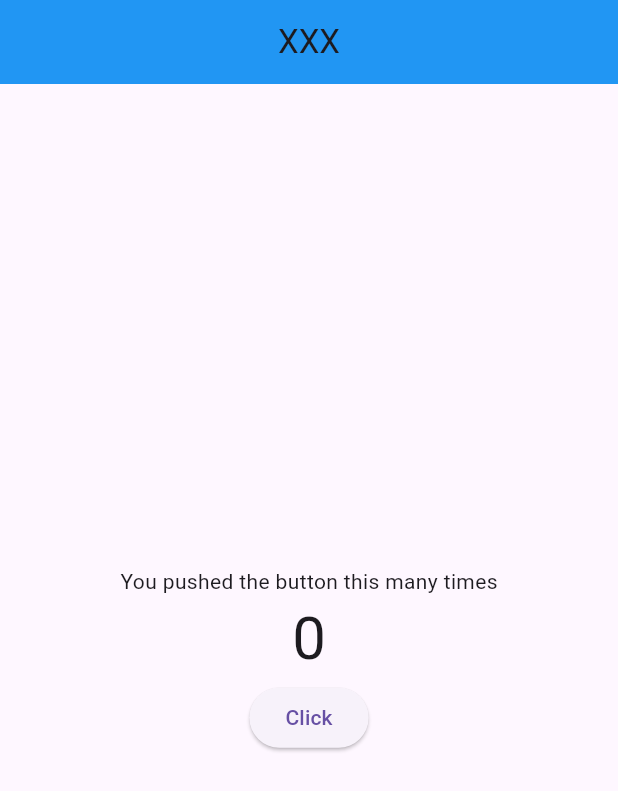
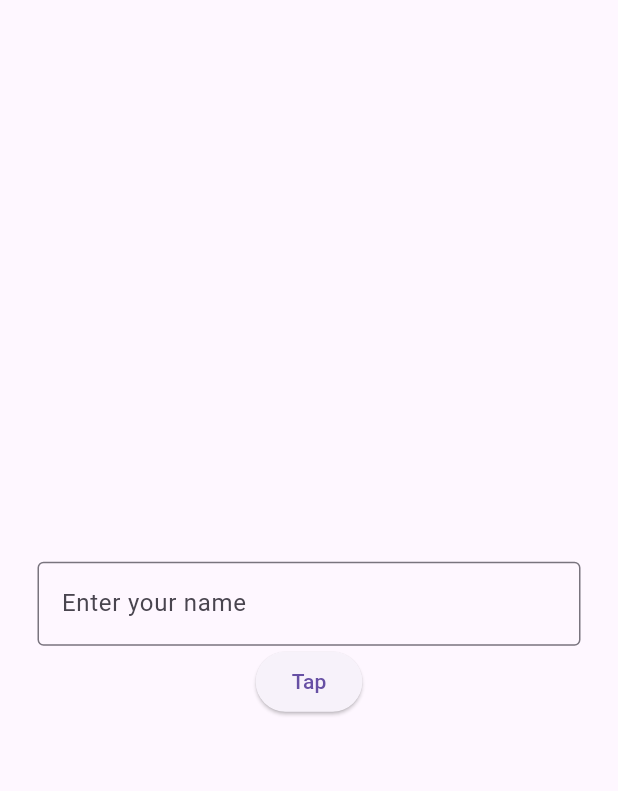
Before and after one commit to kkong3456/mitch_koko, a Flutter app: the screen it shows after launch, on a phone screen of 412 x 824 dp. Shown: the top 791 px of the screen. Run offline on Flutter 3.47's test engine with Material 3 defaults, Android fonts, the phone set to English and light mode, and no system bars.

Commit message:
Todo app 전
1:12:54

```diff
--- a/lib/main.dart
+++ b/lib/main.dart
@@ -1,7 +1,7 @@
 import 'package:flutter/material.dart';
-import 'package:mitch_koko/pages/counter_page.dart';
+import 'package:mitch_koko/pages/todo_page.dart';
 
-void main(){
+void main() {
   runApp(const MyApp());
 }
 
@@ -12,7 +12,7 @@ class MyApp extends StatelessWidget {
   Widget build(BuildContext context) {
     return MaterialApp(
       debugShowCheckedModeBanner: false,
-      home:CounterPage(),
+      home: TodoPage(),
     );
   }
 }
--- a/lib/pages/counter_page.dart
+++ /dev/null
@@ -1,40 +0,0 @@
-import 'package:flutter/material.dart';
-
-class CounterPage extends StatefulWidget {
-  const CounterPage({super.key});
-
-  @override
-  State<CounterPage> createState() => _CounterPageState();
-}
-
-class _CounterPageState extends State<CounterPage> {
-  int _counter=0;
-  void _incrementCounter(){
-    setState((){
-      _counter++;
-    });
-  }
-  @override
-  Widget build(BuildContext context) {
-    return Scaffold(
-      appBar:AppBar(
-        title:const Text('XXX'),
-        backgroundColor: Colors.blue,
-        centerTitle:true,
-      ),
-      body:Center(
-        child: Column(
-          mainAxisAlignment:MainAxisAlignment.center,
-          children: [
-            Text('You pushed the button this many times'),
-            Text(_counter.toString(),style:const TextStyle(fontSize:40,)),
-            ElevatedButton(
-              onPressed:_incrementCounter,
-              child:const Text('Click')
-            )
-          ],
-        ),
-      )
-    );
-  }
-}
--- /dev/null
+++ b/lib/pages/todo_page.dart
@@ -0,0 +1,52 @@
+import 'package:flutter/material.dart';
+
+class TodoPage extends StatefulWidget {
+  TodoPage({super.key});
+
+  @override
+  State<TodoPage> createState() => _TodoPageState();
+}
+
+class _TodoPageState extends State<TodoPage> {
+  TextEditingController _controller = TextEditingController();
+
+  String greetingMessage = '';
+
+  void greetUser() {
+    String userName = _controller.text;
+    setState(() {
+      greetingMessage = 'Hello, ${userName}';
+    });
+  }
+
+  @override
+  Widget build(BuildContext context) {
+    return Scaffold(
+      body: Center(
+        child: Padding(
+          padding: const EdgeInsets.all(25.0),
+          child: Column(
+            mainAxisAlignment: MainAxisAlignment.center,
+            children: [
+              Text(
+                greetingMessage ?? 'Hello, World!',
+                style: const TextStyle(color: Colors.red, fontSize: 20.0),
+              ),
+              TextField(
+                controller: _controller,
+                decoration: InputDecoration(
+                  border: OutlineInputBorder(),
+                  hintText: 'Enter your name',
+                ),
+              ),
+              ElevatedButton(
+                onPressed: greetUser,
+                child: const Text('Tap'),
+              ),
+            ],
+          ),
+        ),
+      ),
+    );
+  }
+}
```
